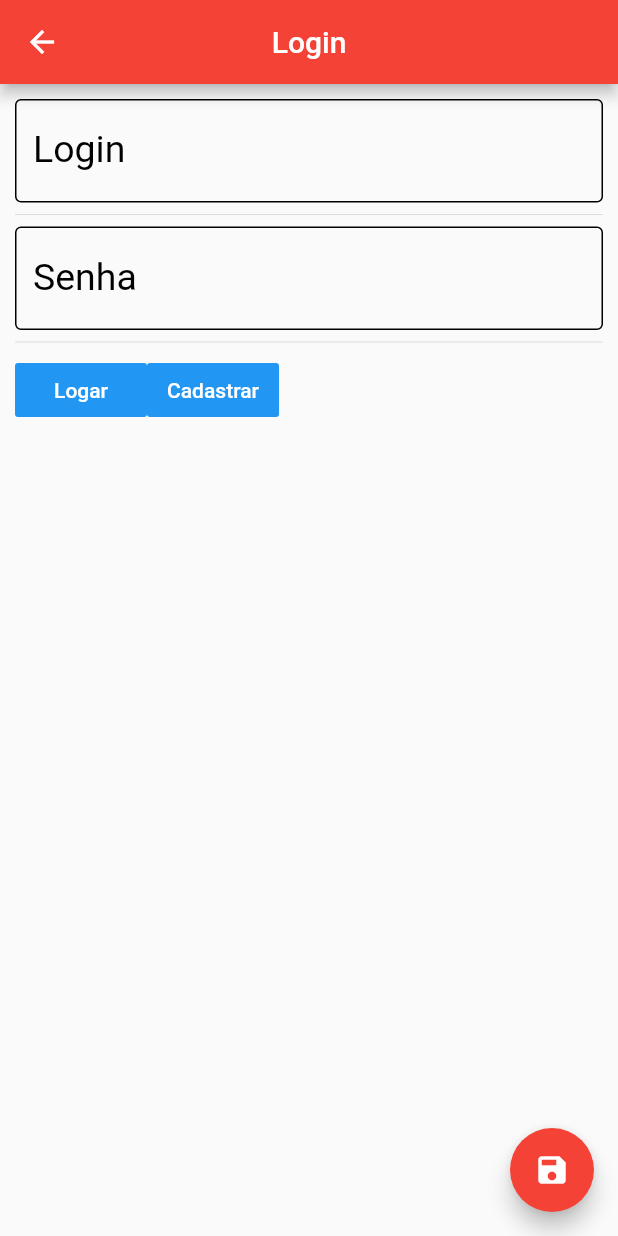
After one commit to xEdson/ifuel, a Flutter app: the screen it shows after launch, after a tap on the "filter list" icon, after a tap on "Login", on a phone screen of 412 x 824 dp. The commit adds this screen. Run offline on Flutter 3.47's test engine with Material 2 defaults, Android fonts, the phone set to English and light mode, and no system bars; our stand-ins replace convert, google_maps_flutter, image_picker, location, shared_preferences, sqflite; missing offline and left inert: test; accounts and stored records are empty; network calls fail.

Commit message:
Tela login

```diff
--- a/lib/Control/ControlaUsuario.dart
+++ b/lib/Control/ControlaUsuario.dart
@@ -1,12 +1,40 @@
+import 'package:ifuel/helpers/contact_help.dart';
+import 'package:shared_preferences/shared_preferences.dart';
+
 import '../Entity/Usuario.dart';
 
 class ControlaUsuario{
   Usuario usuario;
+  ContactHelper contactHelper = ContactHelper();
+
+
+
 
   ControlaUsuario({this.usuario});
 
-  void cadastrar(){}
+  void cadastrar(Usuario usuario){
+    contactHelper.saveUsuario(usuario);
+  }
   void editar(){}
-  void login(){}
+
+
+  Future<bool> login(String login, int senha) async {
+    // ignore: missing_return
+    final prefs = await SharedPreferences.getInstance();
+    await contactHelper.getUsuario(login).then((result){
+      if(result.senha==senha){
+        prefs.setString("Usuario", login);
+        prefs.setString("Status", 'logado');
+        print('logado');
+        return true;
+      }else{
+        return false;
+      }
+
+    });
+    return false;
+  }
   void logout(){}
+
+
 }
--- a/lib/Entity/Abastecimento.dart
+++ b/lib/Entity/Abastecimento.dart
@@ -5,49 +5,49 @@ final String idColumn = "idColumn";
 final String litrosColumn = "litrosColumn";
 final String valorCombustivelColumn = "valorCombustivelColumn";
 final String totalColumn = "totalColumn";
-final String notaColumn = "notaColumn";
 final String usuarioColumn = "usuarioColumn";
 final String veiculoColumn = "veiculoColumn";
 final String postoColumn = "postoColumn";
+final String tipoCombustivelColum = "tipoCombustivelColum";
 
 class Abastecimento {
   String posto;
   String usuario;
-  String nota;
   String veiculo;
   String litrCombustivel;
   String total;
   String valorComustivel;
+  String tipoCombustivel;
   int id;
 
   Abastecimento(
       {this.posto,
         this.usuario,
-        this.nota,
         this.veiculo,
         this.litrCombustivel,
         this.total,
-        this.valorComustivel});
+        this.valorComustivel,
+      this.tipoCombustivel});
 
   Abastecimento.fromJson(Map<String, dynamic> json) {
     posto = json['posto'];
     usuario = json['usuario'];
-    nota = json['nota'];
     veiculo = json['veiculo'];
     litrCombustivel = json['litr_combustivel'];
     total = json['total'];
     valorComustivel = json['valor_combustivel'];
+    tipoCombustivel = json['tipo_combustivel'];
   }
 
   Map<String, dynamic> toJson() {
     final Map<String, dynamic> data = new Map<String, dynamic>();
     data['posto'] = this.posto;
     data['usuario'] = this.usuario;
-    data['nota'] = this.nota;
     data['veiculo'] = this.veiculo;
     data['litr_combustivel'] = this.litrCombustivel;
     data['total'] = this.total;
     data['valor_combustivel'] = this.valorComustivel;
+    data['tipo_combustivel'] = this.tipoCombustivel;
     return data;
   }
 
@@ -58,8 +58,8 @@ class Abastecimento {
     total = map[totalColumn];
     posto = map[postoColumn];
     usuario = map[usuarioColumn];
-    nota = map[notaColumn];
     veiculo = map[veiculoColumn];
+    tipoCombustivel = map[tipoCombustivelColum];
   }
 
   Map toMap() {
@@ -69,7 +69,6 @@ class Abastecimento {
       totalColumn: total,
       postoColumn: posto,
       usuarioColumn: usuario,
-      notaColumn: nota,
       veiculoColumn: veiculo
     };
     if (id != null) {
--- a/lib/Entity/Usuario.dart
+++ b/lib/Entity/Usuario.dart
@@ -1,22 +1,22 @@
 class Usuario {
+  String login;
   String nome;
-  String login;
   int senha;
   int nivel;
 
   Usuario({this.nome, this.login, this.senha, this.nivel});
 
   Usuario.fromJson(Map<String, dynamic> json) {
+    login = json['login'];
     nome = json['nome'];
-    login = json['login'];
     senha = json['senha'];
     nivel = json['nivel'];
   }
 
   Map<String, dynamic> toJson() {
     final Map<String, dynamic> data = new Map<String, dynamic>();
+    data['login'] = this.login;
     data['nome'] = this.nome;
-    data['login'] = this.login;
     data['senha'] = this.senha;
     data['nivel'] = this.nivel;
     return data;
--- a/lib/search_filter.dart
+++ b/lib/search_filter.dart
@@ -29,6 +29,7 @@
  */
 import "package:flutter/material.dart";
 import 'package:ifuel/ui/home_page.dart';
+import 'package:ifuel/ui/login_page.dart';
 import 'package:ifuel/ui/veiculos_home_page.dart';
 import 'package:ifuel/ui/veiculos_page.dart';
 import 'package:shared_preferences/shared_preferences.dart';
@@ -45,9 +46,15 @@ class SearchFilter extends StatefulWidget {
 }
 
 class _SearchFilter extends State<SearchFilter> {
+
+  SharedPreferences preferences;
+
+
   static final List<String> filterOptions = <String>[
+    "Login",
     "Cadastrar Abastecimento",
     "Cadastrar Veículo"
+
   ];
 
   static const String _KEY_SELECTED_POSITION = "position";
@@ -85,21 +92,37 @@ class _SearchFilter extends State<SearchFilter> {
           children: <Widget>[
             ListTile(
               selected: _selectedPosition == 0,
-              leading: Icon(Icons.local_gas_station),
+              leading: Icon(Icons.people),
               title: Text(filterOptions[0]),
               onTap: () {
-                _saveKeywordPreference(0);
+                if(preferences.get("Status")=="logado"){
+                  _popLogin();
+                }else{
+                  _showLoginPage();
+                }
+
+              },
+            ),
+            ListTile(
+              selected: _selectedPosition == 1,
+              leading: Icon(Icons.local_gas_station),
+              title: Text(filterOptions[1]),
+              onTap: () {
                 _showAbastecimentoPage();
 
               },
             ),
             ListTile(
-              selected: _selectedPosition == 1,
+              selected: _selectedPosition == 2,
               leading: Icon(Icons.directions_car),
-              title: Text(filterOptions[1]),
+              title: Text(filterOptions[2]),
               onTap: () {
-                _saveKeywordPreference(1);
-                _showVeiculoPage();
+                if(preferences.get("Status")=="logado"){
+                  _showVeiculoPage();
+                }else{
+                  _requestPop();
+                }
+
               },
             ),
           ],
@@ -123,10 +146,7 @@ class _SearchFilter extends State<SearchFilter> {
   }
 
   void _loadPreferences() async {
-    SharedPreferences prefs = await SharedPreferences.getInstance();
-    setState(() {
-      _selectedPosition = prefs.getInt(_KEY_SELECTED_POSITION) ?? 0;
-    });
+    preferences = await SharedPreferences.getInstance();
   }
 
   void _saveKeywordPreference(int position) async {
@@ -152,4 +172,65 @@ class _SearchFilter extends State<SearchFilter> {
         MaterialPageRoute(
             builder: (context) => VeiculosHome()));
   }
+  Future _showLoginPage() async {
+    Navigator.pop(context);
+    await Navigator.push(
+        context,
+        MaterialPageRoute(
+            builder: (context) => LoginPage()));
+  }
+
+  Future<bool> _requestPop() {
+    showDialog(context: context,
+        builder: (context){
+          return AlertDialog(
+            title: Text("Você não está logado"),
+            content: Text("Deseja Logar?"),
+            actions: <Widget>[
+              FlatButton(
+                child: Text("Sim"),
+                onPressed:(){
+                  Navigator.pop(context);
+                  _showLoginPage();
+                } ,
+              ),
+              FlatButton(
+                child: Text("Não"),
+                onPressed:(){
+                  Navigator.pop(context);
+                } ,
+              ),
+
+            ],
+          );
+        });
+    return Future.value(false);
+  }
+  Future<bool> _popLogin() {
+    showDialog(context: context,
+        builder: (context){
+          return AlertDialog(
+            title: Text("Você já está logado"),
+            content: Text("Deseja deslogar?"),
+            actions: <Widget>[
+              FlatButton(
+                child: Text("Sim"),
+                onPressed:(){
+                  preferences.remove('Status');
+                  Navigator.pop(context);
+                  _showLoginPage();
+                } ,
+              ),
+              FlatButton(
+                child: Text("Não"),
+                onPressed:(){
+                  Navigator.pop(context);
+                } ,
+              ),
+
+            ],
+          );
+        });
+    return Future.value(false);
+  }
 }
--- /dev/null
+++ b/lib/ui/login_page.dart
@@ -0,0 +1,131 @@
+import 'dart:io';
+
+import 'package:ifuel/Control/ControlaUsuario.dart';
+import 'package:ifuel/Entity/Abastecimento.dart';
+import 'package:ifuel/Entity/Usuario.dart';
+import 'package:ifuel/helpers/contact_help.dart';
+import 'package:flutter/material.dart';
+import 'package:ifuel/ui/cadastro_page.dart';
+import 'package:image_picker/image_picker.dart';
+import 'package:shared_preferences/shared_preferences.dart';
+
+class LoginPage extends StatefulWidget {
+
+
+  @override
+  _LoginPageState createState() => _LoginPageState();
+}
+
+
+class _LoginPageState extends State<LoginPage> {
+  final _loginController = TextEditingController();
+  final _senhaController = TextEditingController();
+  ContactHelper helper = ContactHelper();
+  ControlaUsuario controlaUsuario = new ControlaUsuario();
+  bool logado;
+  SharedPreferences preferences;
+
+ @override
+  void initState() {
+    // TODO: implement initState
+    super.initState();
+    _carregarSession();
+  }
+
+  @override
+  Widget build(BuildContext context) {
+    return WillPopScope(
+      child: Scaffold(
+        appBar: AppBar(
+          backgroundColor: Colors.red,
+          title: Text("Login"),
+          centerTitle: true,
+        ),
+        floatingActionButton: FloatingActionButton(
+          onPressed: () {
+
+          },
+          child: Icon(Icons.save),
+          backgroundColor: Colors.red,
+        ),
+        body: SingleChildScrollView(
+          padding: EdgeInsets.all(10.0),
+          child: Column(
+            children: <Widget>[
+              buildTextField("Login","",_loginController),
+              Divider(),
+              buildTextField("Senha", "", _senhaController),
+              Divider(),
+              Row(
+                children: <Widget>[
+                  FlatButton(
+                    color: Colors.blue,
+                    textColor: Colors.white,
+                    disabledColor: Colors.grey,
+                    disabledTextColor: Colors.black,
+                    padding: EdgeInsets.all(8.0),
+                    splashColor: Colors.blueAccent,child: Text("Logar"),
+                    onPressed: (){
+                      logar();
+
+                    },),
+                  FlatButton(
+                    color: Colors.blue,
+                    textColor: Colors.white,
+                    disabledColor: Colors.grey,
+                    disabledTextColor: Colors.black,
+                    padding: EdgeInsets.all(8.0),
+                    splashColor: Colors.blueAccent,child: Text("Cadastrar"),
+                    onPressed: (){
+                      _showCadastro();
+                    },)
+
+                ],
+              ),
+
+            ],
+          ),
+        ),
+      ),
+    );
+  }
+
+  Future _carregarSession() async {
+    preferences = await SharedPreferences.getInstance();
+
+  }
+  Future logar() async {
+
+    if(_loginController.text.isNotEmpty && _senhaController.text.isNotEmpty){
+       logado = await controlaUsuario.login(_loginController.text, int.parse(_senhaController.text));
+    }
+  }
+
+  Widget buildTextField(String label, String prefix,
+      TextEditingController controller) {
+    return TextField(
+      controller: controller,
+      decoration: InputDecoration(
+          labelText: label,
+          labelStyle: TextStyle(color: Colors.black),
+          enabledBorder:
+              OutlineInputBorder(borderSide: BorderSide(color: Colors.black)),
+          border: OutlineInputBorder(),
+          prefixText: prefix),
+      style: TextStyle(color: Colors.black, fontSize: 25.0),
+      keyboardType: TextInputType.text,
+    );
+  }
+
+
+  Future _showCadastro() async {
+    final recUsuario = await Navigator.push(
+        context,
+        MaterialPageRoute(
+            builder: (context) => CadastroPage(
+            )));
+    if (recUsuario != null) {
+        await helper.saveUsuario(recUsuario);
+    }
+  }
+}
```
Also changed, not shown: lib/helpers/contact_help.dart (+30 -92 lines), lib/ui/abastecimento_page.dart (+18 -44 lines), lib/ui/cadastro_page.dart (added, +122 -0 lines), lib/ui/home_page.dart (+4 -3 lines), 1 other file.
